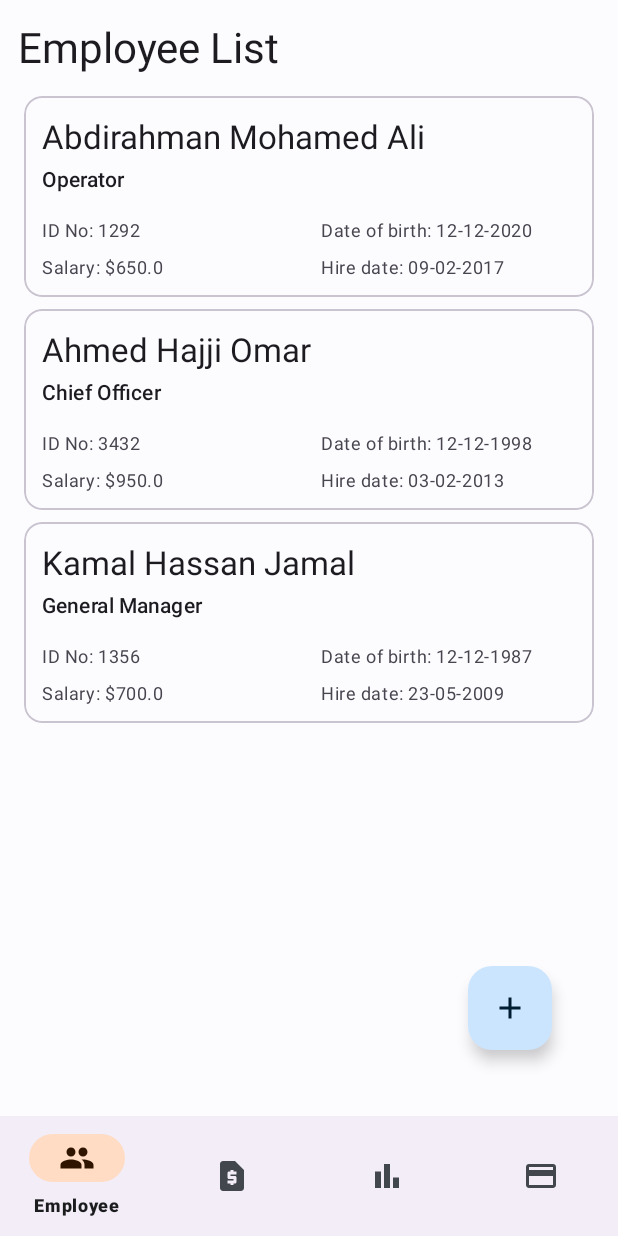
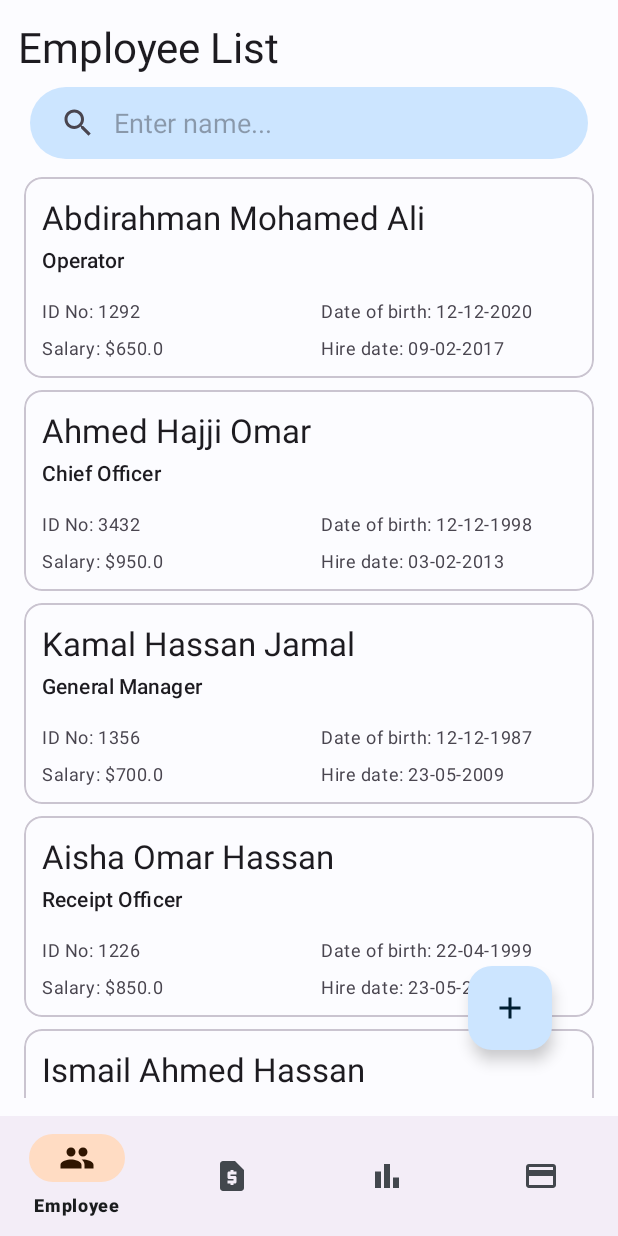
Before and after one commit to moaliyou/ERISM_App, an Android app: the screen it shows after launch (Dashboard), on a phone screen of 412 x 824 dp. Run offline under Robolectric (Android 15) with nearby library versions, the phone set to English and light mode, and no system bars.

Commit message:
Added a search view

```diff
--- a/app/src/main/java/com/example/erismapp/adapters/EmployeeAdapter.java
+++ b/app/src/main/java/com/example/erismapp/adapters/EmployeeAdapter.java
@@ -20,7 +20,7 @@ public class EmployeeAdapter extends RecyclerView.Adapter<EmployeeAdapter.Employ
 
 
     private final Context mContext;
-    private final ArrayList<EmployeeModel> employeeArrayList;
+    private ArrayList<EmployeeModel> employeeArrayList;
     private final RecyclerViewInterface mRecyclerViewInterface;
 
     public EmployeeAdapter(Context context, ArrayList<EmployeeModel> employeeArrayList,
@@ -75,6 +75,11 @@ public class EmployeeAdapter extends RecyclerView.Adapter<EmployeeAdapter.Employ
         return (employeeArrayList != null) ? employeeArrayList.size() : 0;
     }
 
+    public void setFilteredList(ArrayList<EmployeeModel> filteredEmployeeList) {
+        this.employeeArrayList = filteredEmployeeList;
+        notifyDataSetChanged();
+    }
+
     public static class EmployeeViewHolder extends RecyclerView.ViewHolder {
 
         TextView tvEmployeeFullName, tvJobTitle, tvEmployeeId,
--- a/app/src/main/java/com/example/erismapp/fragments/EmployeeFragment.java
+++ b/app/src/main/java/com/example/erismapp/fragments/EmployeeFragment.java
@@ -9,6 +9,8 @@ import android.view.ViewGroup;
 import android.widget.Button;
 import android.widget.Toast;
 
+import androidx.annotation.NonNull;
+import androidx.appcompat.widget.SearchView;
 import androidx.fragment.app.Fragment;
 import androidx.recyclerview.widget.LinearLayoutManager;
 import androidx.recyclerview.widget.RecyclerView;
@@ -33,6 +35,7 @@ public class EmployeeFragment extends Fragment implements RecyclerViewInterface
     ArrayList<EmployeeModel> employeeArrayList;
     private View mainView;
     private FloatingActionButton fabAddEmployee;
+    private SearchView searchViewEmployee;
     private RecyclerView employeeRecyclerView;
     private EmployeeAdapter employeeAdapter;
     private TextInputLayout tfFirstName, tfLastName,
@@ -47,8 +50,6 @@ public class EmployeeFragment extends Fragment implements RecyclerViewInterface
 
         initViews();
 
-        eventHandling();
-
         employeeDataView();
 
         employeeRecyclerView.setLayoutManager(new LinearLayoutManager(getContext()));
@@ -56,6 +57,8 @@ public class EmployeeFragment extends Fragment implements RecyclerViewInterface
         employeeAdapter = new EmployeeAdapter(getContext(), employeeArrayList, this);
         employeeRecyclerView.setAdapter(employeeAdapter);
         employeeAdapter.notifyDataSetChanged();
+
+        eventHandling();
 
         return mainView;
     }
@@ -75,6 +78,26 @@ public class EmployeeFragment extends Fragment implements RecyclerViewInterface
                 "Hassan Jamal", "General Manager", 700,
                 "12-12-1987", "23-05-2009"));
 
+        employeeArrayList.add(new EmployeeModel(1226, "Aisha",
+                "Omar Hassan", "Receipt Officer", 850,
+                "22-04-1999", "23-05-2019"));
+
+        employeeArrayList.add(new EmployeeModel(2342, "Ismail",
+                "Ahmed Hassan", "Marketing", 760,
+                "22-04-1993", "21-02-2012"));
+
+        employeeArrayList.add(new EmployeeModel(2156, "Nurdin",
+                "Ali Hussein", "Salesman", 850,
+                "12-08-1991", "12-11-2012"));
+
+        employeeArrayList.add(new EmployeeModel(1987, "Jamal",
+                "Husni Farah", "Marketing", 550,
+                "05-08-1998", "21-10-2020"));
+
+        employeeArrayList.add(new EmployeeModel(1987, "Farhan",
+                "Ahmed Mohamed", "Reporter", 650,
+                "01-03-1992", "15-08-2011"));
+
     }
 
     private void eventHandling() {
@@ -84,6 +107,53 @@ public class EmployeeFragment extends Fragment implements RecyclerViewInterface
             pickDateFor(tfDateOfBirth);
             pickDateFor(tfHireDate);
         });
+
+        searchViewEmployee.setOnQueryTextListener(new SearchView.OnQueryTextListener() {
+            @Override
+            public boolean onQueryTextSubmit(String query) {
+                return false;
+            }
+
+            @Override
+            public boolean onQueryTextChange(String newText) {
+                filterEmployeeList(newText);
+                return true;
+            }
+        });
+
+        employeeRecyclerView.addOnScrollListener(new RecyclerView.OnScrollListener() {
+            @Override
+            public void onScrolled(@NonNull RecyclerView recyclerView, int dx, int dy) {
+                super.onScrolled(recyclerView, dx, dy);
+
+                if (!(dy > 0)) {
+                    fabAddEmployee.show();
+                    return;
+                }
+
+                fabAddEmployee.hide();
+
+            }
+        });
+
+    }
+
+    @SuppressLint("NotifyDataSetChanged")
+    private void filterEmployeeList(String text) {
+        ArrayList<EmployeeModel> filteredEmployeeList = new ArrayList<>();
+        for (EmployeeModel employee:
+             employeeArrayList) {
+
+            if (employee.getFullName().toLowerCase().contains(text.toLowerCase()))
+                filteredEmployeeList.add(employee);
+
+        }
+
+        if (!filteredEmployeeList.isEmpty()) {
+            employeeAdapter.setFilteredList(filteredEmployeeList);
+        } else {
+            employeeAdapter.setFilteredList(filteredEmployeeList);
+        }
 
     }
 
@@ -146,6 +216,8 @@ public class EmployeeFragment extends Fragment implements RecyclerViewInterface
     private void initViews() {
         fabAddEmployee = mainView.findViewById(R.id.fab_add_new_employee);
         employeeRecyclerView = mainView.findViewById(R.id.rv_employee_list_view);
+        searchViewEmployee = mainView.findViewById(R.id.search_view_employee);
+        searchViewEmployee.clearFocus();
     }
 
     private boolean isFieldsEmpty() {
--- /dev/null
+++ b/app/src/main/res/drawable/search_background.xml
@@ -0,0 +1,7 @@
+<?xml version="1.0" encoding="utf-8"?>
+<shape xmlns:android="http://schemas.android.com/apk/res/android">
+
+    <corners android:radius="32dp"/>
+    <solid android:color="@color/md_theme_light_primaryContainer"/>
+
+</shape>
--- a/app/src/main/res/layout/fragment_employee.xml
+++ b/app/src/main/res/layout/fragment_employee.xml
@@ -34,16 +34,30 @@
             app:layout_constraintEnd_toEndOf="parent"
             android:contentDescription="@string/add_new_employee_string_FAB" />
 
+        <androidx.appcompat.widget.SearchView
+            android:id="@+id/search_view_employee"
+            android:layout_width="0dp"
+            android:layout_height="wrap_content"
+            app:layout_constraintEnd_toEndOf="parent"
+            android:layout_margin="8dp"
+            app:layout_constraintTop_toBottomOf="@id/tv_employee_fragment_title"
+            app:layout_constraintStart_toStartOf="parent"
+            app:queryHint="Enter name..."
+            app:iconifiedByDefault="false"
+            android:background="@drawable/search_background"
+            app:queryBackground="@android:color/transparent"
+            tools:layout_editor_absoluteY="12dp" />
+
         <androidx.recyclerview.widget.RecyclerView
             android:id="@+id/rv_employee_list_view"
-            android:layout_width="match_parent"
-            android:layout_height="match_parent"
-            android:layout_marginTop="48dp"
+            android:layout_width="0dp"
+            android:layout_height="0dp"
+            android:layout_marginTop="8dp"
             app:layout_constraintBottom_toBottomOf="parent"
             app:layout_constraintEnd_toEndOf="parent"
             app:layout_constraintStart_toStartOf="parent"
             tools:listitem="@layout/list_employee_layout"
-            app:layout_constraintTop_toBottomOf="@id/tv_employee_fragment_title" />
+            app:layout_constraintTop_toBottomOf="@id/search_view_employee" />
 
     </androidx.constraintlayout.widget.ConstraintLayout>
 </FrameLayout>
```
